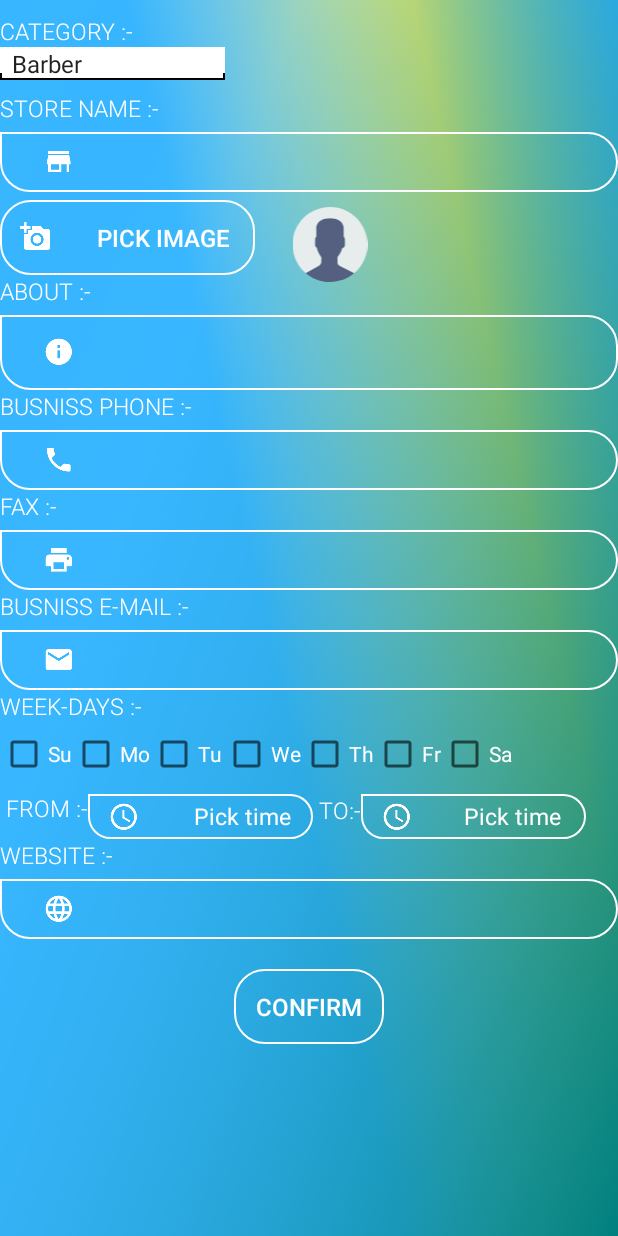
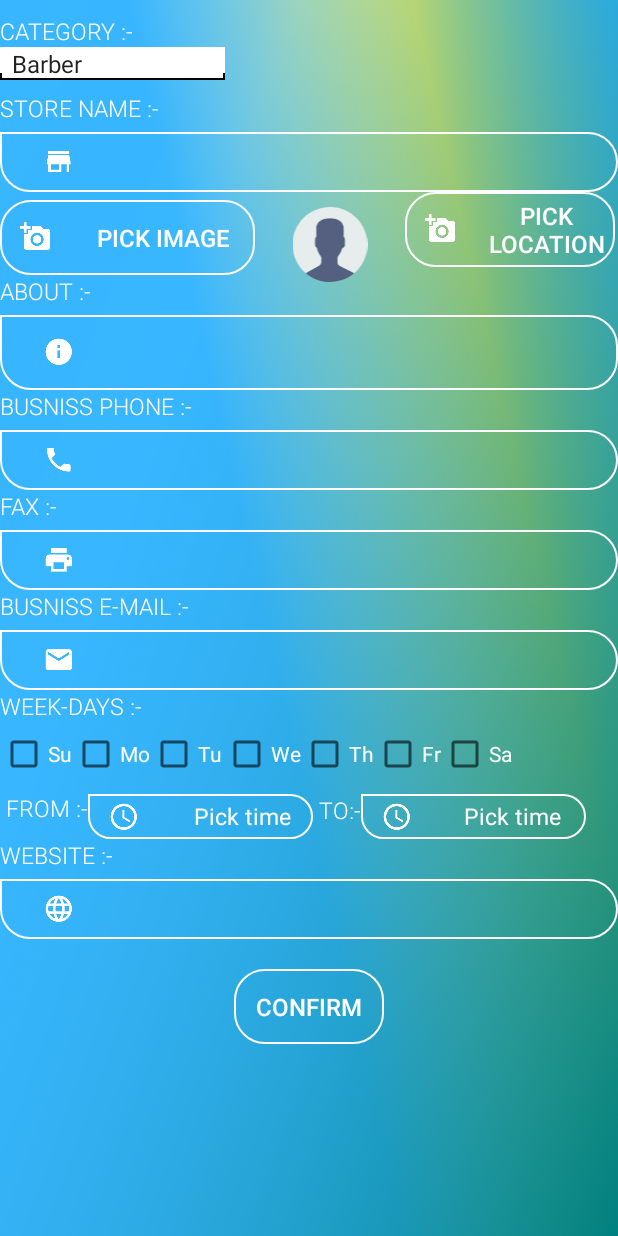
Before and after one commit to ArkanJbali/DiscloStore, an Android app: the busniss_reg screen opened directly, with no data from a screen before it, on a phone screen of 412 x 824 dp. Run offline under Robolectric (Android 15) with nearby library versions, the phone set to English and light mode, and no system bars.

Commit message:
location picker

```diff
--- a/app/build.gradle
+++ b/app/build.gradle
@@ -24,6 +24,7 @@ dependencies {
     implementation 'com.android.support:cardview-v7:28.0.0'
     implementation 'com.android.support:design:28.0.0'
     implementation 'com.android.support.constraint:constraint-layout:1.1.3'
+    implementation 'com.google.android.gms:play-services-maps:16.1.0'
     testImplementation 'junit:junit:4.12'
     androidTestImplementation 'com.android.support.test:runner:1.0.2'
     androidTestImplementation 'com.android.support.test.espresso:espresso-core:3.0.2'
--- a/app/src/main/java/com/app/arkan/disclostore/busniss_reg.java
+++ b/app/src/main/java/com/app/arkan/disclostore/busniss_reg.java
@@ -45,9 +45,11 @@ public class busniss_reg extends Activity implements OnItemSelectedListener ,Vie
     private Button pickImage;
     EditText ea,ebp,ef,ebe,ew,esn;
     Button add;
+    Button location;
     TextView chooseTime,chooseTime1 ;
     CheckBox su, mo, tu, we, th ,fr, sa;
     String data="";
+    String sl="";
     String day="", about="", bphone="", fax="", bemail="", web="", time="", storename="";
     int cat = 0;
     private static final int SELECT_PHOTO = 1;
@@ -70,6 +72,7 @@ public void onCreate(Bundle savedInstanceState) {
         chooseTime1=(TextView)findViewById(R.id.etChooseTime1);
         profileImageView = (ImageView) findViewById(R.id.profileImageView);
         pickImage = (Button) findViewById(R.id.pick_image);
+       location = (Button) findViewById(R.id.pick_loc);
          ea=(EditText)findViewById(R.id.ea);
          ebp=(EditText)findViewById(R.id.ebp);
          ef=(EditText)findViewById(R.id.ef);
@@ -85,15 +88,28 @@ public void onCreate(Bundle savedInstanceState) {
          fr=(CheckBox)findViewById(R.id.chkfr);
          sa=(CheckBox)findViewById(R.id.chksa);
 
+        Intent i =getIntent();
+        sl=getIntent().getStringExtra("sl");
+
 
         add.setOnClickListener(new View.OnClickListener() {
              @Override
              public void onClick(View v) {
+
                  storeData();
                  Intent intent = new Intent(busniss_reg.this, login.class);
                  startActivity(intent);
+                 Toast.makeText(busniss_reg.this, sl, Toast.LENGTH_SHORT).show();
              }
          });
+        location.setOnClickListener(new View.OnClickListener() {
+            @Override
+            public void onClick(View v) {
+                storeData();
+                Intent intent = new Intent(busniss_reg.this, STORE_LOCATION.class);
+                startActivity(intent);
+            }
+        });
         chooseTime.setOnClickListener(new View.OnClickListener() {
             @Override
             public void onClick(View view) {
@@ -385,5 +401,6 @@ public void onNothingSelected(AdapterView<?> arg0) {
         Toast.makeText(this, day, Toast.LENGTH_SHORT).show();
         Toast.makeText(this, time, Toast.LENGTH_SHORT).show();
         Toast.makeText(this, web, Toast.LENGTH_SHORT).show();
+
     }
 }
--- a/app/src/main/java/com/app/arkan/disclostore/registration.java
+++ b/app/src/main/java/com/app/arkan/disclostore/registration.java
@@ -19,7 +19,7 @@ public class registration extends AppCompatActivity {
     Button reg;
     DBAdapter db;
     RadioButton customerBTN,businessBTN;
-
+    String emailPattern = "^[_A-Za-z0-9-]+(\\.[_A-Za-z0-9-]+)*@[A-Za-z0-9]+(\\.[A-Za-z0-9]+)*(\\.[A-Za-z]{2,})$";
     @Override
     protected void onCreate(Bundle savedInstanceState) {
         super.onCreate(savedInstanceState);
@@ -31,7 +31,7 @@ public class registration extends AppCompatActivity {
         confpassword=(EditText)findViewById(R.id.ecp);
         email=(EditText)findViewById(R.id.ee);
         phone=(EditText)findViewById(R.id.eph);
-
+        final String emailval = email.getText().toString().trim();
         final Drawable customErrorDrawable = getResources().getDrawable(R.drawable.err);
         customErrorDrawable.setBounds(0, 0, customErrorDrawable.getIntrinsicWidth(), customErrorDrawable.getIntrinsicHeight());
 
@@ -65,6 +65,8 @@ public class registration extends AppCompatActivity {
                     confpassword.setError(null);
                 }
                 if(email.getText().toString().equals("")){
+                    Boolean b =emailval.matches(emailPattern);
+                    Toast.makeText(getApplicationContext(), b.toString(), Toast.LENGTH_LONG).show();
                     email.setBackground(getResources().getDrawable(R.drawable.et_bgerr));
                     email.setError("please enter data",customErrorDrawable);
                 }
--- a/app/src/main/res/layout/activity_busniss_reg.xml
+++ b/app/src/main/res/layout/activity_busniss_reg.xml
@@ -86,6 +86,7 @@ android:layout_below="@+id/storename"
         android:background="@drawable/btn_bg"
         android:drawableLeft="@mipmap/photo_icon"
         />
+
     <ImageView
         android:layout_marginTop="10dp"
         android:layout_below="@+id/storename"
@@ -101,7 +102,18 @@ android:layout_below="@+id/storename"
         android:layout_toRightOf="@+id/pick_image"
         />
 
-
+    <Button
+        android:layout_below="@+id/storename"
+        android:layout_toRightOf="@+id/profileImageView"
+        android:id="@+id/pick_loc"
+        android:layout_width="140dp"
+        android:layout_height="50dp"
+        android:text="PICK Location"
+        android:textColor="#FFF"
+        android:textSize="16dp"
+        android:background="@drawable/btn_bg"
+        android:drawableLeft="@mipmap/photo_icon"
+        />
     <LinearLayout
         android:layout_width="match_parent"
         android:layout_height="wrap_content"
--- /dev/null
+++ b/app/src/main/res/layout/location_dialog.xml
@@ -0,0 +1,6 @@
+<?xml version="1.0" encoding="utf-8"?>
+<android.support.constraint.ConstraintLayout
+    xmlns:android="http://schemas.android.com/apk/res/android" android:layout_width="match_parent"
+    android:layout_height="match_parent">
+
+</android.support.constraint.ConstraintLayout>
--- a/app/src/main/res/values/strings.xml
+++ b/app/src/main/res/values/strings.xml
@@ -24,5 +24,6 @@
     <string name="spinner_title">spinner_title</string>
     <string name="uploadImages">Set your image</string>
     <string name="action_pic">Pictures</string>
+    <string name="title_activity_store__location">Map</string>
 
 </resources>
```
Also changed, not shown: app/src/debug/res/values/google_maps_api.xml (added, +24 -0 lines), app/src/main/AndroidManifest.xml (+28 -4 lines), app/src/main/java/com/app/arkan/disclostore/STORE_LOCATION.java (added, +61 -0 lines), app/src/main/res/layout/activity_store__location.xml (added, +12 -0 lines), 1 other file.
